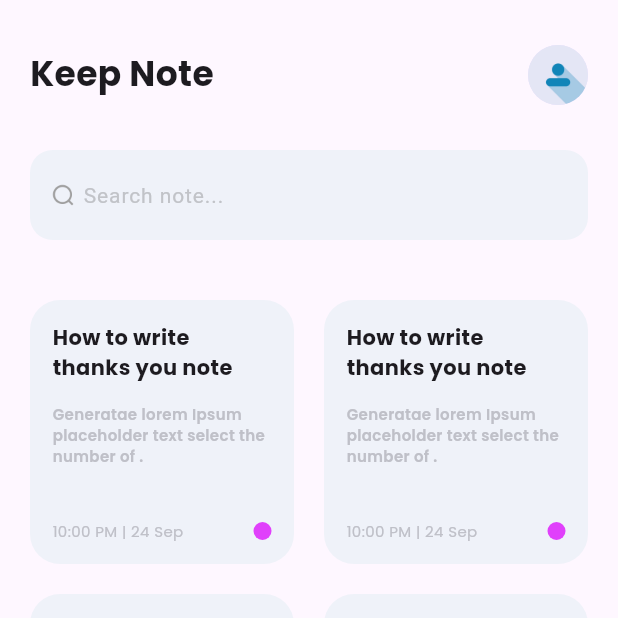
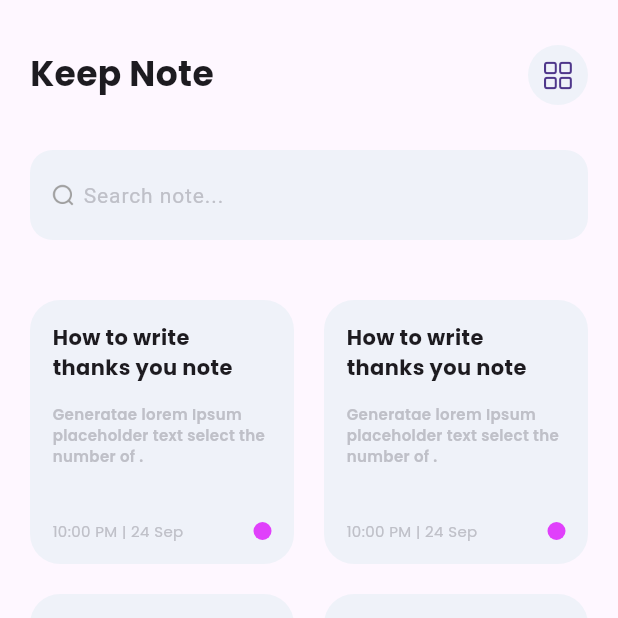
Before and after one commit to faizsr/Note-App-Api-Bloc, a Flutter app: the screen it shows after launch, on a phone screen of 412 x 824 dp, the top half of it. Run offline on Flutter 3.47's test engine with Material 3 defaults, Android fonts, the phone set to English and light mode, and no system bars; our stand-ins replace flutter_bloc.

Commit message:
Add page ui finished and code refactored

```diff
--- a/lib/core/assets.dart
+++ b/lib/core/assets.dart
@@ -1,3 +1,4 @@
 String search = 'assets/icons/search.png';
+String leftArrow = 'assets/icons/left-arrow.png';
 
 String userAvatar = 'assets/icons/default_profile_image.jpg';
--- /dev/null
+++ b/lib/core/colors.dart
@@ -0,0 +1,7 @@
+import 'package:flutter/material.dart';
+
+const kBlue = Color(0xFF3757f8);
+
+const kShadedWhite = Color(0xFFEFF2F9);
+
+const kTextLightGrey = Color(0xFFbfc0c8);
--- a/lib/main.dart
+++ b/lib/main.dart
@@ -1,5 +1,7 @@
 import 'package:flutter/material.dart';
+import 'package:flutter_bloc/flutter_bloc.dart';
 import 'package:note_app/core/themes/light_theme.dart';
+import 'package:note_app/presentation/screens/add_note/cubit/checkbox_cubit.dart';
 import 'package:note_app/presentation/screens/home/home_page.dart';
 
 void main() {
@@ -11,11 +13,16 @@ class MyApp extends StatelessWidget {
 
   @override
   Widget build(BuildContext context) {
-    return MaterialApp(
-      debugShowCheckedModeBanner: false,
-      title: 'Note App',
-      theme: lightTheme,
-      home: const HomePage(),
+    return MultiBlocProvider(
+      providers: [
+        BlocProvider(create: (context) => CheckBoxCubit()),
+      ],
+      child: MaterialApp(
+        debugShowCheckedModeBanner: false,
+        title: 'Note App',
+        theme: lightTheme,
+        home: const HomePage(),
+      ),
     );
   }
 }
--- /dev/null
+++ b/lib/presentation/screens/add_note/cubit/checkbox_cubit.dart
@@ -0,0 +1,9 @@
+import 'package:flutter_bloc/flutter_bloc.dart';
+
+class CheckBoxCubit extends Cubit<bool> {
+  CheckBoxCubit() : super(false);
+
+  void isChecked() {
+    emit(!state);
+  }
+}
--- a/lib/presentation/screens/home/home_page.dart
+++ b/lib/presentation/screens/home/home_page.dart
@@ -1,4 +1,6 @@
 import 'package:flutter/material.dart';
+import 'package:note_app/core/colors.dart';
+import 'package:note_app/presentation/screens/add_note/add_note_page.dart';
 import 'package:note_app/presentation/screens/home/widgets/home_card_widget.dart';
 import 'package:note_app/presentation/screens/home/widgets/home_custom_appbar.dart';
 
@@ -7,6 +9,7 @@ class HomePage extends StatelessWidget {
 
   @override
   Widget build(BuildContext context) {
+
     return SafeArea(
       child: Scaffold(
         floatingActionButtonLocation: FloatingActionButtonLocation.centerFloat,
@@ -25,15 +28,19 @@ class HomePage extends StatelessWidget {
             );
           },
         ),
-        floatingActionButton: _addButton(),
+        floatingActionButton: _addButton(context),
       ),
     );
   }
 
-  FloatingActionButton _addButton() {
+  FloatingActionButton _addButton(BuildContext context) {
     return FloatingActionButton(
-      onPressed: () {},
-      backgroundColor: const Color(0xFF3757f8),
+      onPressed: () {
+        Navigator.of(context).push(MaterialPageRoute(
+          builder: (context) => const AddNotePage(),
+        ));
+      },
+      backgroundColor: kBlue,
       shape: const CircleBorder(),
       elevation: 0,
       child: const Icon(
--- a/lib/presentation/screens/home/widgets/home_card_widget.dart
+++ b/lib/presentation/screens/home/widgets/home_card_widget.dart
@@ -1,4 +1,5 @@
 import 'package:flutter/material.dart';
+import 'package:note_app/core/colors.dart';
 import 'package:note_app/core/constants.dart';
 
 class HomeCardWidget extends StatelessWidget {
@@ -15,7 +16,7 @@ class HomeCardWidget extends StatelessWidget {
       margin: const EdgeInsets.all(10),
       padding: const EdgeInsets.all(15),
       decoration: BoxDecoration(
-        color: const Color(0xFFeff2f9),
+        color: kShadedWhite,
         borderRadius: BorderRadius.circular(20),
       ),
       child: Column(
@@ -36,7 +37,7 @@ class HomeCardWidget extends StatelessWidget {
             overflow: TextOverflow.ellipsis,
             style: TextStyle(
               fontSize: 10,
-              color: Color(0xFFbfc0c8),
+              color: kTextLightGrey,
               fontWeight: FontWeight.w600,
             ),
           ),
@@ -48,7 +49,7 @@ class HomeCardWidget extends StatelessWidget {
                 '10:00 PM | 24 Sep',
                 style: TextStyle(
                   fontSize: 10,
-                  color: Color(0xFFbfc0c8),
+                  color: kTextLightGrey,
                 ),
               ),
               Align(
--- a/lib/presentation/screens/home/widgets/home_custom_appbar.dart
+++ b/lib/presentation/screens/home/widgets/home_custom_appbar.dart
@@ -1,5 +1,6 @@
+import 'package:flutter/cupertino.dart';
 import 'package:flutter/material.dart';
-import 'package:note_app/core/assets.dart';
+import 'package:note_app/core/colors.dart';
 import 'package:note_app/presentation/widgets/custom_search_field.dart';
 
 class CustomAppbar extends StatelessWidget {
@@ -11,15 +12,15 @@ class CustomAppbar extends StatelessWidget {
   Widget build(BuildContext context) {
     return Container(
       padding: const EdgeInsets.all(20),
-      child: Column(
+      child: const Column(
         children: [
           Padding(
-            padding: const EdgeInsets.fromLTRB(0, 10, 0, 30),
+            padding: EdgeInsets.fromLTRB(0, 10, 0, 30),
             child: Row(
               mainAxisAlignment: MainAxisAlignment.spaceBetween,
               crossAxisAlignment: CrossAxisAlignment.center,
               children: [
-                const Text(
+                Text(
                   'Keep Note',
                   style: TextStyle(
                     fontSize: 23,
@@ -27,12 +28,13 @@ class CustomAppbar extends StatelessWidget {
                   ),
                 ),
                 CircleAvatar(
-                  backgroundImage: AssetImage(userAvatar),
+                  backgroundColor: kShadedWhite,
+                  child: Icon(CupertinoIcons.square_grid_2x2),
                 ),
               ],
             ),
           ),
-          const CustomSearchField(),
+          CustomSearchField(),
         ],
       ),
     );
--- a/lib/presentation/widgets/custom_search_field.dart
+++ b/lib/presentation/widgets/custom_search_field.dart
@@ -1,6 +1,7 @@
 import 'package:flutter/cupertino.dart';
 import 'package:flutter/material.dart';
 import 'package:note_app/core/assets.dart';
+import 'package:note_app/core/colors.dart';
 
 class CustomSearchField extends StatelessWidget {
   const CustomSearchField({
@@ -12,13 +13,13 @@ class CustomSearchField extends StatelessWidget {
     return SizedBox(
       height: 60,
       child: CupertinoSearchTextField(
-        backgroundColor: const Color(0xFFeff2f9),
+        backgroundColor: kShadedWhite,
         borderRadius: BorderRadius.circular(15),
         prefixInsets: const EdgeInsetsDirectional.only(start: 14),
         suffixInsets: const EdgeInsetsDirectional.only(end: 10),
         placeholder: 'Search note...',
         placeholderStyle: const TextStyle(
-          color: Color(0xFFc1c3c8),
+          color: kTextLightGrey,
           letterSpacing: 0.6,
           fontSize: 14,
           fontWeight: FontWeight.w400,
```
Also changed, not shown: lib/presentation/screens/add_note/add_note_page.dart (+66 -1 lines), lib/presentation/screens/add_note/widgets/add_custom_appbar.dart (added, +35 -0 lines), lib/presentation/screens/add_note/widgets/add_date_status_widget.dart (added, +67 -0 lines), lib/presentation/screens/add_note/widgets/add_textfield.dart (added, +33 -0 lines), assets/icons/left-arrow.png (added).
